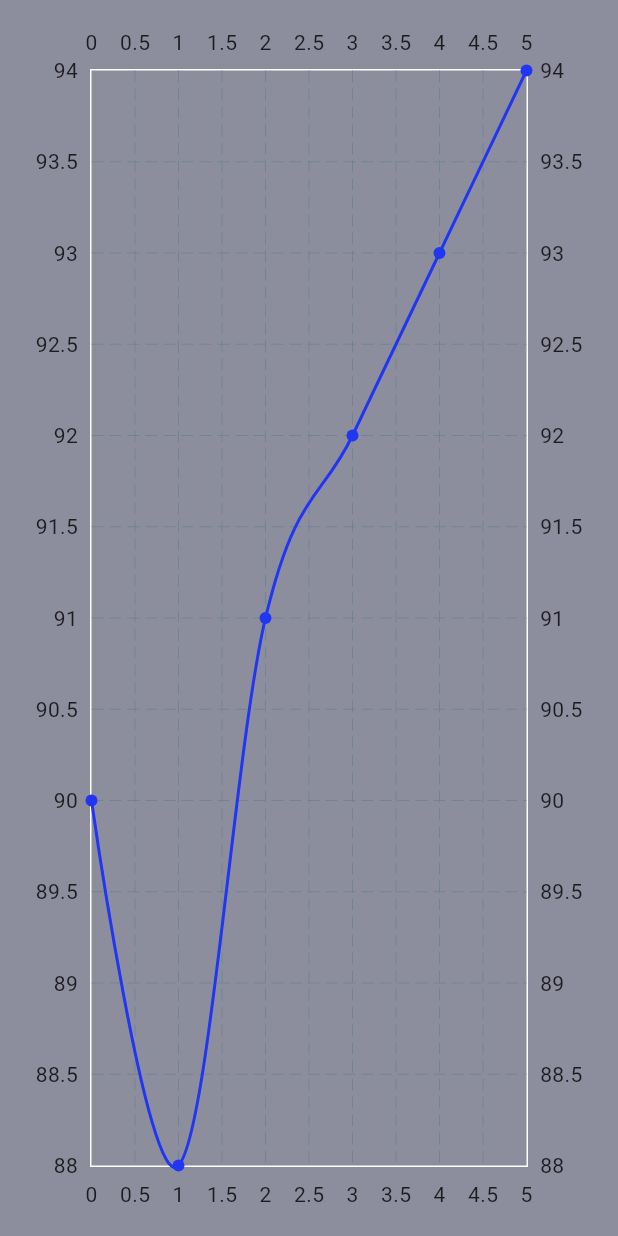
After one commit to Vikalp-cyber/water_tester, a Flutter app: the Graph screen opened directly, on a phone screen of 412 x 824 dp. The commit adds this screen. Run offline on Flutter 3.47's test engine with Material 3 defaults, Android fonts, the phone set to English and light mode, and no system bars; drawn by our look-alikes of fl_chart; our stand-ins replace curved_labeled_navigation_bar, flutter_blue, flutter_svg, lottie; project files that could hold a hidden picture were left out.

Commit message:
graph implemented

```diff
--- /dev/null
+++ b/lib/screens/graph.dart
@@ -0,0 +1,47 @@
+import 'package:flutter/cupertino.dart';
+import 'package:flutter/material.dart';
+import 'package:fl_chart/fl_chart.dart'; // Import fl_chart
+
+class Graph extends StatefulWidget {
+  const Graph({super.key});
+
+  @override
+  State<Graph> createState() => _GraphState();
+}
+
+class _GraphState extends State<Graph> {
+  // Sample data for demonstration
+  List<double> percent = [90.00, 88.00, 91.00, 92.00, 93.00, 94.00];
+
+  @override
+  Widget build(BuildContext context) {
+    return Scaffold(
+      backgroundColor: const Color.fromARGB(250, 27, 30, 60).withOpacity(0.5),
+      body: Padding(
+        padding: const EdgeInsets.all(16.0),
+        child: LineChart(
+          LineChartData(
+            titlesData: const FlTitlesData(),
+            borderData: FlBorderData(
+              show: true,
+              border: Border.all(color: Colors.white),
+            ),
+            lineBarsData: [
+              LineChartBarData(
+                spots: List.generate(
+                  percent.length,
+                  (index) => FlSpot(index.toDouble(), percent[index]),
+                ),
+                isCurved: true,
+                color: const Color.fromARGB(255, 33, 54, 243),
+                barWidth: 2,
+                isStrokeCapRound: true,
+                belowBarData: BarAreaData(show: false),
+              ),
+            ],
+          ),
+        ),
+      ),
+    );
+  }
+}
--- a/pubspec.yaml
+++ b/pubspec.yaml
@@ -41,6 +41,7 @@ dependencies:
   lottie: ^3.1.0
   provider: ^6.1.2
   curved_labeled_navigation_bar: ^2.0.2
+  fl_chart: ^0.66.2
 
 dev_dependencies:
   flutter_test:
```
Also changed, not shown: lib/screens/home.dart (added, +193 -0 lines), lib/screens/homepage.dart (+19 -135 lines), lib/screens/setting.dart (added, +16 -0 lines), lib/models/graph_data.dart (added), pubspec.lock.
